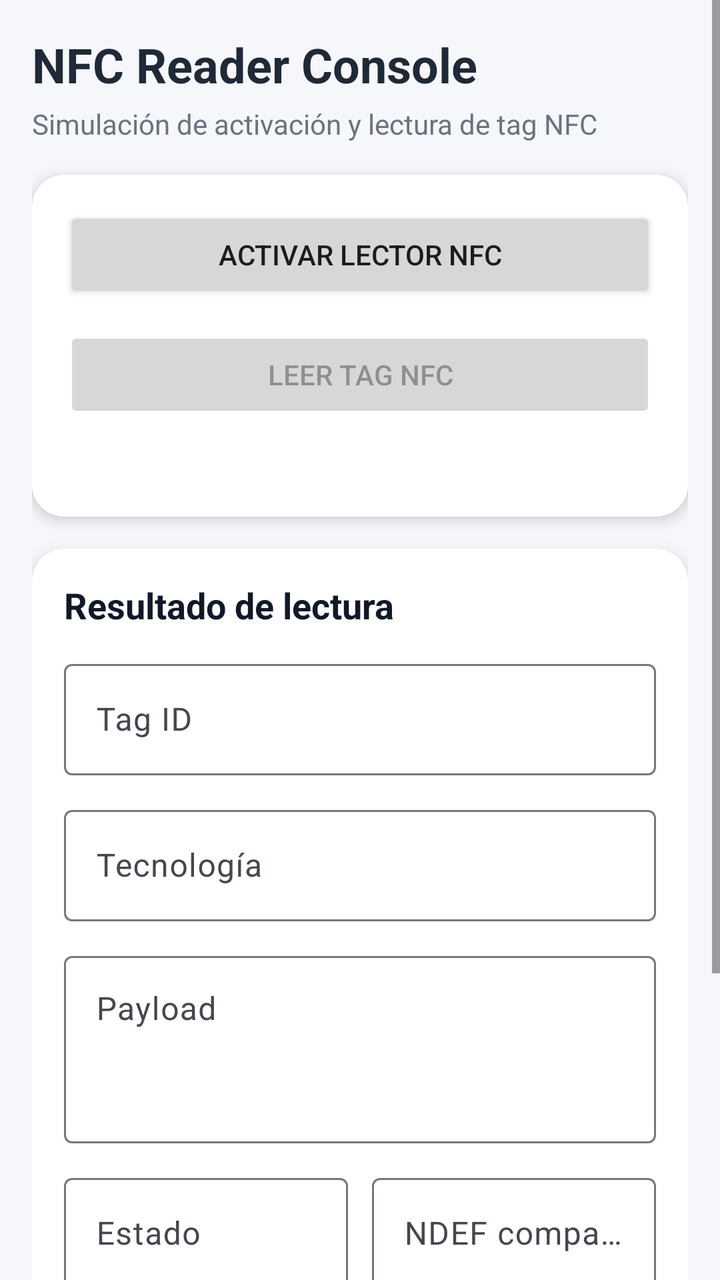
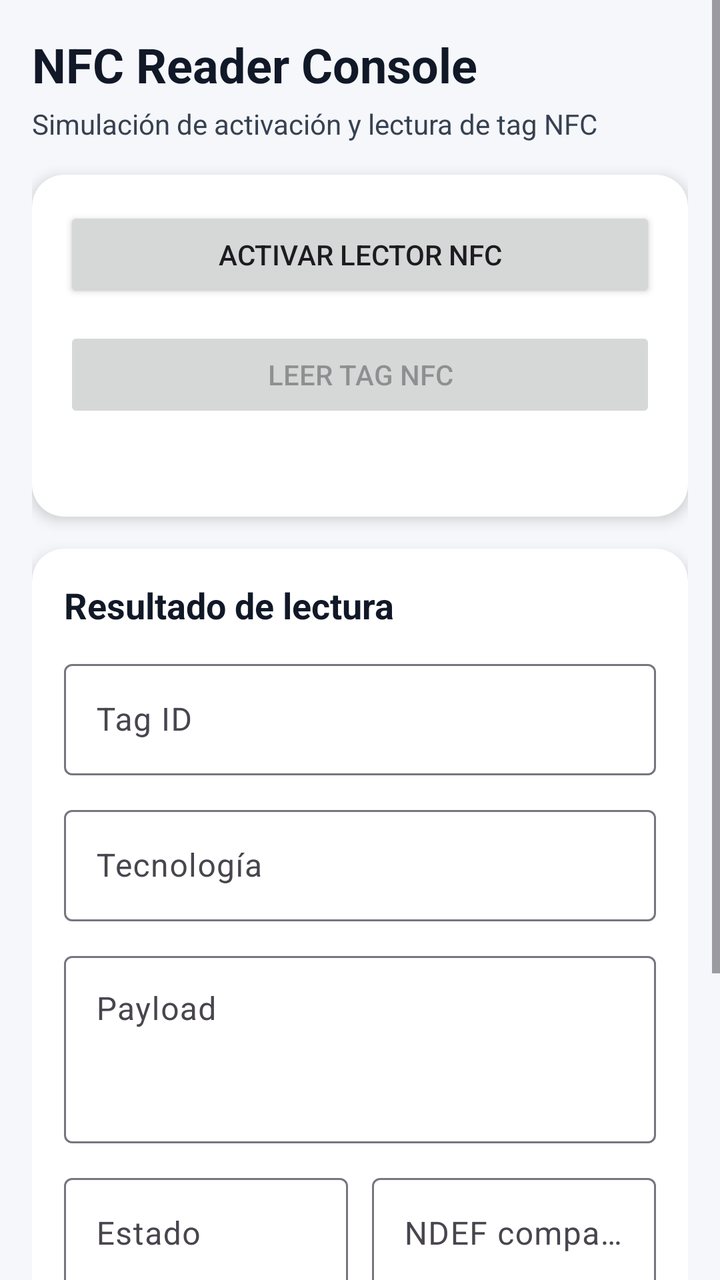

Compare the two renders of this Android layout. The source of the first and the diff that turns it into the second are given below.
<!-- AndroidManifest.xml: application theme Theme.ApiNfcBluetooth -->
<!-- res/layout/activity_main.xml -->
<?xml version="1.0" encoding="utf-8"?>
<ScrollView xmlns:android="http://schemas.android.com/apk/res/android"
    xmlns:app="http://schemas.android.com/apk/res-auto"
    android:layout_width="match_parent"
    android:layout_height="match_parent"
    android:background="#F5F7FA">

    <LinearLayout
        android:layout_width="match_parent"
        android:layout_height="wrap_content"
        android:orientation="vertical"
        android:padding="16dp">

        <TextView
            android:layout_width="wrap_content"
            android:layout_height="wrap_content"
            android:text="NFC Reader Console"
            android:textStyle="bold"
            android:textSize="24sp"
            android:textColor="#1F2937" />

        <TextView
            android:layout_width="wrap_content"
            android:layout_height="wrap_content"
            android:layout_marginTop="4dp"
            android:text="Simulación de activación y lectura de tag NFC"
            android:textSize="14sp"
            android:textColor="#6B7280" />

        <androidx.cardview.widget.CardView
            android:layout_width="match_parent"
            android:layout_height="wrap_content"
            android:layout_marginTop="16dp"
            app:cardCornerRadius="16dp"
            app:cardElevation="4dp">

            <LinearLayout
                android:layout_width="match_parent"
                android:layout_height="wrap_content"
                android:orientation="vertical"
                android:padding="16dp">

                <Button
                    android:id="@+id/btnEnableReader"
                    android:layout_width="match_parent"
                    android:layout_height="wrap_content"
                    android:text="Activar lector NFC" />

                <Button
                    android:id="@+id/btnReadMockTag"
                    android:layout_width="match_parent"
                    android:layout_height="wrap_content"
                    android:layout_marginTop="12dp"
                    android:text="Leer tag NFC"
                    android:enabled="false" />

                <LinearLayout
                    android:id="@+id/loadingContainer"
                    android:layout_width="match_parent"
                    android:layout_height="wrap_content"
                    android:layout_marginTop="16dp"
                    android:gravity="center_vertical"
                    android:orientation="horizontal"
                    android:visibility="gone">

                    <ProgressBar
                        android:layout_width="24dp"
                        android:layout_height="24dp" />

                    <TextView
                        android:layout_width="wrap_content"
                        android:layout_height="wrap_content"
                        android:layout_marginStart="12dp"
                        android:text="Leyendo contenido del tag..."
                        android:textColor="#374151"
                        android:textSize="14sp" />
                </LinearLayout>

                <TextView
                    android:id="@+id/txtError"
                    android:layout_width="match_parent"
                    android:layout_height="wrap_content"
                    android:layout_marginTop="12dp"
                    android:textColor="#B91C1C"
                    android:textStyle="bold" />
            </LinearLayout>
        </androidx.cardview.widget.CardView>

        <androidx.cardview.widget.CardView
            android:layout_width="match_parent"
            android:layout_height="wrap_content"
            android:layout_marginTop="16dp"
            app:cardCornerRadius="16dp"
            app:cardElevation="4dp">

            <LinearLayout
                android:layout_width="match_parent"
                android:layout_height="wrap_content"
                android:orientation="vertical"
                android:padding="16dp">

                <TextView
                    android:layout_width="wrap_content"
                    android:layout_height="wrap_content"
                    android:text="Resultado de lectura"
                    android:textStyle="bold"
                    android:textSize="18sp"
                    android:textColor="#111827" />

                <com.google.android.material.textfield.TextInputLayout
                    android:layout_width="match_parent"
                    android:layout_height="wrap_content"
                    android:layout_marginTop="12dp"
                    android:hint="Tag ID">

                    <com.google.android.material.textfield.TextInputEditText
                        android:id="@+id/etTagId"
                        android:layout_width="match_parent"
                        android:layout_height="wrap_content"
                        android:focusable="false"
                        android:inputType="none" />
                </com.google.android.material.textfield.TextInputLayout>

                <com.google.android.material.textfield.TextInputLayout
                    android:layout_width="match_parent"
                    android:layout_height="wrap_content"
                    android:layout_marginTop="12dp"
                    android:hint="Tecnología">

                    <com.google.android.material.textfield.TextInputEditText
                        android:id="@+id/etTechnology"
                        android:layout_width="match_parent"
                        android:layout_height="wrap_content"
                        android:focusable="false"
                        android:inputType="none" />
                </com.google.android.material.textfield.TextInputLayout>

                <com.google.android.material.textfield.TextInputLayout
                    android:layout_width="match_parent"
                    android:layout_height="wrap_content"
                    android:layout_marginTop="12dp"
                    android:hint="Payload">

                    <com.google.android.material.textfield.TextInputEditText
                        android:id="@+id/etPayload"
                        android:layout_width="match_parent"
                        android:layout_height="wrap_content"
                        android:minLines="3"
                        android:gravity="top"
                        android:focusable="false"
                        android:inputType="textMultiLine" />
                </com.google.android.material.textfield.TextInputLayout>

                <LinearLayout
                    android:layout_width="match_parent"
                    android:layout_height="wrap_content"
                    android:layout_marginTop="12dp"
                    android:orientation="horizontal">

                    <com.google.android.material.textfield.TextInputLayout
                        android:layout_width="0dp"
                        android:layout_height="wrap_content"
                        android:layout_weight="1"
                        android:hint="Estado">

                        <com.google.android.material.textfield.TextInputEditText
                            android:id="@+id/etStatus"
                            android:layout_width="match_parent"
                            android:layout_height="wrap_content"
                            android:focusable="false"
                            android:inputType="none" />
                    </com.google.android.material.textfield.TextInputLayout>

                    <Space
                        android:layout_width="12dp"
                        android:layout_height="wrap_content" />

                    <com.google.android.material.textfield.TextInputLayout
                        android:layout_width="0dp"
                        android:layout_height="wrap_content"
                        android:layout_weight="1"
                        android:hint="NDEF compatible">

                        <com.google.android.material.textfield.TextInputEditText
                            android:id="@+id/etNdef"
                            android:layout_width="match_parent"
                            android:layout_height="wrap_content"
                            android:focusable="false"
                            android:inputType="none" />
                    </com.google.android.material.textfield.TextInputLayout>
                </LinearLayout>

                <LinearLayout
                    android:layout_width="match_parent"
                    android:layout_height="wrap_content"
                    android:layout_marginTop="12dp"
                    android:orientation="horizontal">

                    <com.google.android.material.textfield.TextInputLayout
                        android:layout_width="0dp"
                        android:layout_height="wrap_content"
                        android:layout_weight="1"
                        android:hint="Tamaño estimado">

                        <com.google.android.material.textfield.TextInputEditText
                            android:id="@+id/etSize"
                            android:layout_width="match_parent"
                            android:layout_height="wrap_content"
                            android:focusable="false"
                            android:inputType="none" />
                    </com.google.android.material.textfield.TextInputLayout>

                    <Space
                        android:layout_width="12dp"
                        android:layout_height="wrap_content" />

                    <com.google.android.material.textfield.TextInputLayout
                        android:layout_width="0dp"
                        android:layout_height="wrap_content"
                        android:layout_weight="1"
                        android:hint="Fecha lectura">

                        <com.google.android.material.textfield.TextInputEditText
                            android:id="@+id/etReadAt"
                            android:layout_width="match_parent"
                            android:layout_height="wrap_content"
                            android:focusable="false"
                            android:inputType="none" />
                    </com.google.android.material.textfield.TextInputLayout>
                </LinearLayout>

                <com.google.android.material.textfield.TextInputLayout
                    android:layout_width="match_parent"
                    android:layout_height="wrap_content"
                    android:layout_marginTop="12dp"
                    android:hint="Observaciones">

                    <com.google.android.material.textfield.TextInputEditText
                        android:id="@+id/etNotes"
                        android:layout_width="match_parent"
                        android:layout_height="wrap_content"
                        android:minLines="2"
                        android:gravity="top"
                        android:focusable="false"
                        android:inputType="textMultiLine" />
                </com.google.android.material.textfield.TextInputLayout>

            </LinearLayout>
        </androidx.cardview.widget.CardView>
    </LinearLayout>
</ScrollView>
<!-- resources referenced by this layout -->
<resources>
  <style name="Theme.ApiNfcBluetooth" parent="Base.Theme.ApiNfcBluetooth" />
  <style name="Base.Theme.ApiNfcBluetooth" parent="Theme.Material3.DayNight.NoActionBar">
          
          
      </style>
</resources>

<!-- the commit's change to res/layout/activity_main.xml (unified diff, before → after) -->
@@ -3,7 +3,8 @@
     xmlns:app="http://schemas.android.com/apk/res-auto"
     android:layout_width="match_parent"
     android:layout_height="match_parent"
-    android:background="#F5F7FA">
+    android:background="#F5F7FA"
+    android:fillViewport="true">
 
     <LinearLayout
         android:layout_width="match_parent"
@@ -12,20 +13,23 @@
         android:padding="16dp">
 
         <TextView
+            android:id="@+id/txtTitle"
             android:layout_width="wrap_content"
             android:layout_height="wrap_content"
             android:text="NFC Reader Console"
             android:textStyle="bold"
             android:textSize="24sp"
-            android:textColor="#1F2937" />
+            android:textColor="#111827"
+            android:importantForAccessibility="yes" />
 
         <TextView
+            android:id="@+id/txtSubtitle"
             android:layout_width="wrap_content"
             android:layout_height="wrap_content"
             android:layout_marginTop="4dp"
             android:text="Simulación de activación y lectura de tag NFC"
             android:textSize="14sp"
-            android:textColor="#6B7280" />
+            android:textColor="#374151" />
 
         <androidx.cardview.widget.CardView
             android:layout_width="match_parent"
@@ -44,15 +48,19 @@
                     android:id="@+id/btnEnableReader"
                     android:layout_width="match_parent"
                     android:layout_height="wrap_content"
-                    android:text="Activar lector NFC" />
+                    android:minHeight="48dp"
+                    android:text="Activar lector NFC"
+                    android:contentDescription="Activa el lector NFC para comenzar la simulación" />
 
                 <Button
                     android:id="@+id/btnReadMockTag"
                     android:layout_width="match_parent"
                     android:layout_height="wrap_content"
                     android:layout_marginTop="12dp"
+                    android:minHeight="48dp"
                     android:text="Leer tag NFC"
-                    android:enabled="false" />
+                    android:enabled="false"
+                    android:contentDescription="Lee un tag NFC simulado" />
 
                 <LinearLayout
                     android:id="@+id/loadingContainer"
@@ -61,19 +69,23 @@
                     android:layout_marginTop="16dp"
                     android:gravity="center_vertical"
                     android:orientation="horizontal"
-                    android:visibility="gone">
+                    android:visibility="gone"
+                    android:accessibilityLiveRegion="polite">
 
                     <ProgressBar
                         android:layout_width="24dp"
-                        android:layout_height="24dp" />
+                        android:layout_height="24dp"
+                        android:contentDescription="Cargando lectura NFC" />
 
                     <TextView
+                        android:id="@+id/txtLoading"
                         android:layout_width="wrap_content"
                         android:layout_height="wrap_content"
                         android:layout_marginStart="12dp"
                         android:text="Leyendo contenido del tag..."
-                        android:textColor="#374151"
-                        android:textSize="14sp" />
+                        android:textColor="#111827"
+                        android:textSize="14sp"
+                        android:accessibilityLiveRegion="polite" />
                 </LinearLayout>
 
                 <TextView
@@ -81,8 +93,11 @@
                     android:layout_width="match_parent"
                     android:layout_height="wrap_content"
                     android:layout_marginTop="12dp"
-                    android:textColor="#B91C1C"
-                    android:textStyle="bold" />
+                    android:textColor="#991B1B"
+                    android:textStyle="bold"
+                    android:textSize="14sp"
+                    android:accessibilityLiveRegion="assertive" />
+
             </LinearLayout>
         </androidx.cardview.widget.CardView>
 
@@ -118,6 +133,8 @@
                         android:layout_width="match_parent"
                         android:layout_height="wrap_content"
                         android:focusable="false"
+                        android:clickable="false"
+                        android:importantForAccessibility="yes"
                         android:inputType="none" />
                 </com.google.android.material.textfield.TextInputLayout>
 
@@ -132,6 +149,8 @@
                         android:layout_width="match_parent"
                         android:layout_height="wrap_content"
                         android:focusable="false"
+                        android:clickable="false"
+                        android:importantForAccessibility="yes"
                         android:inputType="none" />
                 </com.google.android.material.textfield.TextInputLayout>
 
@@ -148,6 +167,8 @@
                         android:minLines="3"
                         android:gravity="top"
                         android:focusable="false"
+                        android:clickable="false"
+                        android:importantForAccessibility="yes"
                         android:inputType="textMultiLine" />
                 </com.google.android.material.textfield.TextInputLayout>
 
@@ -168,6 +189,8 @@
                             android:layout_width="match_parent"
                             android:layout_height="wrap_content"
                             android:focusable="false"
+                            android:clickable="false"
+                            android:importantForAccessibility="yes"
                             android:inputType="none" />
                     </com.google.android.material.textfield.TextInputLayout>
 
@@ -186,6 +209,8 @@
                             android:layout_width="match_parent"
                             android:layout_height="wrap_content"
                             android:focusable="false"
+                            android:clickable="false"
+                            android:importantForAccessibility="yes"
                             android:inputType="none" />
                     </com.google.android.material.textfield.TextInputLayout>
                 </LinearLayout>
@@ -207,6 +232,8 @@
                             android:layout_width="match_parent"
                             android:layout_height="wrap_content"
                             android:focusable="false"
+                            android:clickable="false"
+                            android:importantForAccessibility="yes"
                             android:inputType="none" />
                     </com.google.android.material.textfield.TextInputLayout>
 
@@ -225,6 +252,8 @@
                             android:layout_width="match_parent"
                             android:layout_height="wrap_content"
                             android:focusable="false"
+                            android:clickable="false"
+                            android:importantForAccessibility="yes"
                             android:inputType="none" />
                     </com.google.android.material.textfield.TextInputLayout>
                 </LinearLayout>
@@ -242,10 +271,13 @@
                         android:minLines="2"
                         android:gravity="top"
                         android:focusable="false"
+                        android:clickable="false"
+                        android:importantForAccessibility="yes"
                         android:inputType="textMultiLine" />
                 </com.google.android.material.textfield.TextInputLayout>
 
             </LinearLayout>
         </androidx.cardview.widget.CardView>
+
     </LinearLayout>
 </ScrollView>
